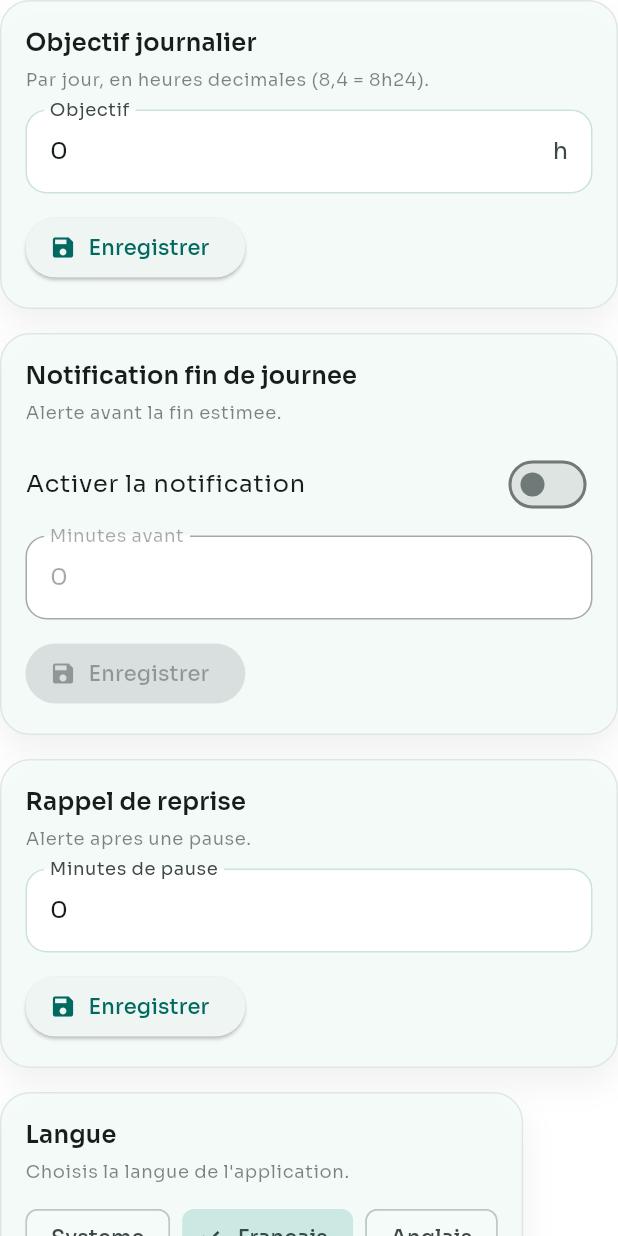
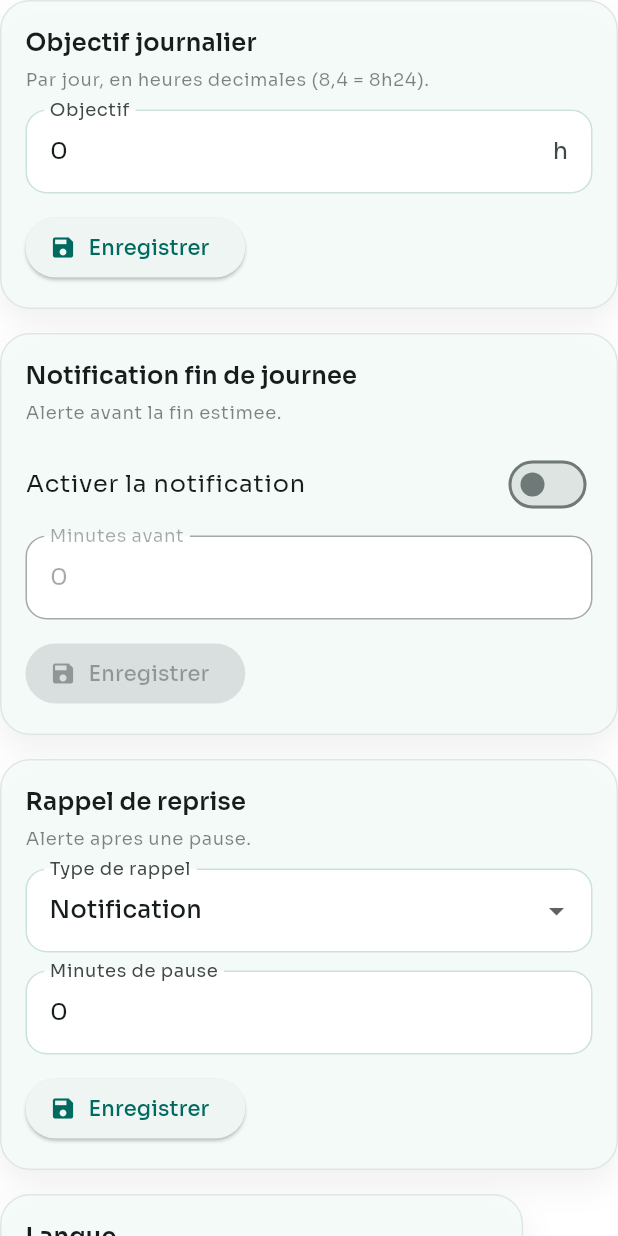
Before and after one commit to kosni68/Compteur_Heure_Android, a Flutter app: the SettingsPage widget shown alone on an empty page, opened directly with empty values, on a phone screen of 412 x 824 dp. Run offline on Flutter 3.47's test engine with Material 3 defaults, Android fonts, the phone set to English and light mode, and no system bars; our stand-ins replace clock, flutter_timezone, shared_preferences, table_calendar, timezone; missing offline and left inert: flutter_local_notifications_linux, flutter_local_notifications_platform_interface; accounts and stored records are empty; statements that could not run were skipped.

Commit message:
feat: Add pause reminder type functionality with notification and alarm options

```diff
--- a/lib/src/data/app_storage.dart
+++ b/lib/src/data/app_storage.dart
@@ -6,6 +6,7 @@ import 'package:path_provider/path_provider.dart';
 import 'package:shared_preferences/shared_preferences.dart';
 
 import '../models/app_data.dart';
+import '../models/pause_reminder_type.dart';
 import '../models/day_entry.dart';
 import '../utils/break_utils.dart';
 import '../utils/format_utils.dart';
@@ -56,6 +57,7 @@ class AppStorage {
         trackingDayKey: null,
         pauseStartTime: null,
         pauseReminderMinutes: AppData.defaultPauseReminderMinutes,
+        pauseReminderType: PauseReminderType.notification,
         localeCode: 'fr',
         backgroundId: 'none',
         notifyEnabled: false,
--- a/lib/src/localization/app_localizations.dart
+++ b/lib/src/localization/app_localizations.dart
@@ -861,6 +861,27 @@ class AppLocalizations {
         'de': 'Hinweis nach einer Pause.',
       });
 
+  String get pauseReminderTypeLabel => _select({
+        'fr': 'Type de rappel',
+        'en': 'Reminder type',
+        'it': 'Tipo di promemoria',
+        'de': 'Erinnerungstyp',
+      });
+
+  String get pauseReminderTypeNotification => _select({
+        'fr': 'Notification',
+        'en': 'Notification',
+        'it': 'Notifica',
+        'de': 'Benachrichtigung',
+      });
+
+  String get pauseReminderTypeAlarm => _select({
+        'fr': 'Alarme',
+        'en': 'Alarm',
+        'it': 'Allarme',
+        'de': 'Alarm',
+      });
+
   String get pauseReminderMinutesLabel => _select({
         'fr': 'Minutes de pause',
         'en': 'Break minutes',
@@ -957,6 +978,20 @@ class AppLocalizations {
         'en': 'Reminder to resume after a break.',
         'it': 'Promemoria per riprendere dopo una pausa.',
         'de': 'Erinnerung zum Fortsetzen nach einer Pause.',
+      });
+
+  String get pauseReminderAlarmChannelName => _select({
+        'fr': 'Rappel de pause (alarme)',
+        'en': 'Break reminder (alarm)',
+        'it': 'Promemoria pausa (allarme)',
+        'de': 'Pausen-Erinnerung (Alarm)',
+      });
+
+  String get pauseReminderAlarmChannelDescription => _select({
+        'fr': 'Alarme pour reprendre apres une pause.',
+        'en': 'Alarm to resume after a break.',
+        'it': 'Allarme per riprendere dopo una pausa.',
+        'de': 'Alarm zum Fortsetzen nach einer Pause.',
       });
 
   String get pointageNotificationTitleIdle => _select({
--- a/lib/src/models/app_data.dart
+++ b/lib/src/models/app_data.dart
@@ -2,6 +2,7 @@ import 'package:flutter/material.dart';
 
 import 'break_interval.dart';
 import 'day_entry.dart';
+import 'pause_reminder_type.dart';
 import '../utils/break_utils.dart';
 import '../utils/format_utils.dart';
 import '../utils/theme_utils.dart';
@@ -19,6 +20,7 @@ class AppData {
     required this.trackingDayKey,
     required this.pauseStartTime,
     required this.pauseReminderMinutes,
+    required this.pauseReminderType,
     required this.localeCode,
     required this.backgroundId,
     required this.notifyEnabled,
@@ -40,6 +42,7 @@ class AppData {
   final String? trackingDayKey;
   final TimeOfDay? pauseStartTime;
   final int pauseReminderMinutes;
+  final PauseReminderType pauseReminderType;
   final String localeCode;
   final String backgroundId;
   final bool notifyEnabled;
@@ -57,6 +60,7 @@ class AppData {
       trackingDayKey: null,
       pauseStartTime: null,
       pauseReminderMinutes: defaultPauseReminderMinutes,
+      pauseReminderType: PauseReminderType.notification,
       localeCode: 'fr',
       backgroundId: 'none',
       notifyEnabled: false,
@@ -75,6 +79,7 @@ class AppData {
     Object? trackingDayKey = _unset,
     Object? pauseStartTime = _unset,
     int? pauseReminderMinutes,
+    PauseReminderType? pauseReminderType,
     String? localeCode,
     String? backgroundId,
     bool? notifyEnabled,
@@ -95,6 +100,7 @@ class AppData {
           ? this.pauseStartTime
           : pauseStartTime as TimeOfDay?,
       pauseReminderMinutes: pauseReminderMinutes ?? this.pauseReminderMinutes,
+      pauseReminderType: pauseReminderType ?? this.pauseReminderType,
       localeCode: localeCode ?? this.localeCode,
       backgroundId: backgroundId ?? this.backgroundId,
       notifyEnabled: notifyEnabled ?? this.notifyEnabled,
@@ -151,6 +157,8 @@ class AppData {
     final pauseReminderMinutes = (json['pauseReminderMinutes'] is int)
         ? json['pauseReminderMinutes'] as int
         : defaultPauseReminderMinutes;
+    final pauseReminderType =
+        pauseReminderTypeFromString(json['pauseReminderType'] as String?);
     final notifyEnabled = (json['notifyEnabled'] as bool?) ?? false;
     final notifyMinutesBefore = (json['notifyMinutesBefore'] is int)
         ? json['notifyMinutesBefore'] as int
@@ -168,6 +176,7 @@ class AppData {
       trackingDayKey: trackingDayKey,
       pauseStartTime: pauseStartTime,
       pauseReminderMinutes: pauseReminderMinutes,
+      pauseReminderType: pauseReminderType,
       localeCode: localeCode,
       backgroundId: backgroundId,
       notifyEnabled: notifyEnabled,
@@ -197,6 +206,7 @@ class AppData {
       'pauseStartTime':
           pauseStartTime == null ? null : timeToStorage(pauseStartTime!),
       'pauseReminderMinutes': pauseReminderMinutes,
+      'pauseReminderType': pauseReminderTypeToString(pauseReminderType),
       'localeCode': localeCode,
       'backgroundId': backgroundId,
       'notifyEnabled': notifyEnabled,
--- /dev/null
+++ b/lib/src/models/pause_reminder_type.dart
@@ -0,0 +1,24 @@
+enum PauseReminderType {
+  notification,
+  alarm,
+}
+
+PauseReminderType pauseReminderTypeFromString(String? raw) {
+  switch (raw) {
+    case 'alarm':
+      return PauseReminderType.alarm;
+    case 'notification':
+    default:
+      return PauseReminderType.notification;
+  }
+}
+
+String pauseReminderTypeToString(PauseReminderType type) {
+  switch (type) {
+    case PauseReminderType.alarm:
+      return 'alarm';
+    case PauseReminderType.notification:
+    default:
+      return 'notification';
+  }
+}
--- a/lib/src/pages/settings_page.dart
+++ b/lib/src/pages/settings_page.dart
@@ -6,6 +6,7 @@ import 'package:flutter/services.dart';
 import '../controller/app_controller.dart';
 import '../localization/app_localizations.dart';
 import '../notifications/notification_service.dart';
+import '../models/pause_reminder_type.dart';
 import '../utils/format_utils.dart';
 import '../widgets/section_card.dart';
 
@@ -30,6 +31,7 @@ class _SettingsPageState extends State<SettingsPage> {
   String? _errorMessage;
   String? _notifyErrorMessage;
   String? _pauseErrorMessage;
+  PauseReminderType _pauseReminderType = PauseReminderType.notification;
 
   @override
   void initState() {
@@ -73,6 +75,12 @@ class _SettingsPageState extends State<SettingsPage> {
     if (!_pauseMinutesFocus.hasFocus) {
       _pauseMinutesController.text =
           widget.controller.data.pauseReminderMinutes.toString();
+    }
+    final nextPauseType = widget.controller.data.pauseReminderType;
+    if (_pauseReminderType != nextPauseType) {
+      setState(() {
+        _pauseReminderType = nextPauseType;
+      });
     }
     if (_errorMessage != null ||
         _notifyErrorMessage != null ||
@@ -155,6 +163,18 @@ class _SettingsPageState extends State<SettingsPage> {
     unawaited(widget.controller.update(updated));
     if (!value) {
       unawaited(NotificationService.cancelEndReminder());
+    }
+  }
+
+  void _updatePauseReminderType(PauseReminderType type) {
+    final data = widget.controller.data;
+    if (data.pauseReminderType == type) {
+      return;
+    }
+    final updated = data.copyWith(pauseReminderType: type);
+    unawaited(widget.controller.update(updated));
+    if (type == PauseReminderType.alarm) {
+      unawaited(NotificationService.requestFullScreenIntentPermission());
     }
   }
 
@@ -276,6 +296,29 @@ class _SettingsPageState extends State<SettingsPage> {
           child: Column(
             crossAxisAlignment: CrossAxisAlignment.start,
             children: [
+              DropdownButtonFormField<PauseReminderType>(
+                value: _pauseReminderType,
+                decoration: InputDecoration(
+                  labelText: l10n.pauseReminderTypeLabel,
+                ),
+                items: [
+                  DropdownMenuItem(
+                    value: PauseReminderType.notification,
+                    child: Text(l10n.pauseReminderTypeNotification),
+                  ),
+                  DropdownMenuItem(
+                    value: PauseReminderType.alarm,
+                    child: Text(l10n.pauseReminderTypeAlarm),
+                  ),
+                ],
+                onChanged: (value) {
+                  if (value == null) {
+                    return;
+                  }
+                  _updatePauseReminderType(value);
+                },
+              ),
+              const SizedBox(height: 12),
               TextField(
                 controller: _pauseMinutesController,
                 focusNode: _pauseMinutesFocus,
```
Also changed, not shown: lib/src/notifications/notification_service.dart (+38 -5 lines), 1 other file.
